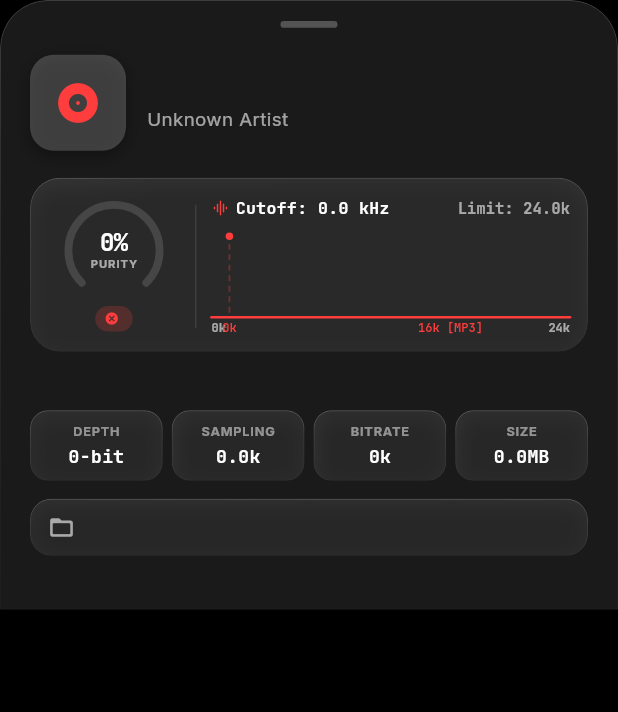
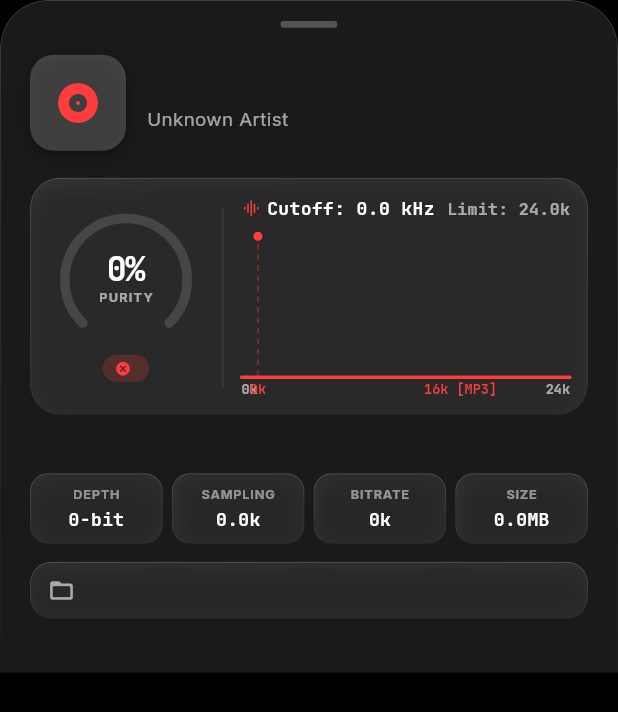
Before and after one commit to Clash-Projects/acoustiq, a Flutter app: the _TrackDetailModal widget shown alone on an empty page, opened directly with empty values, on a phone screen of 412 x 824 dp. Shown: the top 712 px of the screen. Run offline on Flutter 3.47's test engine with Material 3 defaults, Android fonts, the phone set to English and light mode, and no system bars; our stand-ins replace file_picker, permission_handler.

Commit message:
feat: expand speedometer and spectrogram stage dimensions (Step 3) [skip ci]

```diff
--- a/lib/screens/audit_screen.dart
+++ b/lib/screens/audit_screen.dart
@@ -741,7 +741,7 @@ class _TrackDetailModal extends StatelessWidget {
             status: track.status,
             shortBadge: track.shortBadge,
             statusColor: statusColor,
-            height: 94,
+            height: 136,
           ),
 
           Padding(
--- a/lib/screens/inspect_screen.dart
+++ b/lib/screens/inspect_screen.dart
@@ -257,7 +257,7 @@ class _InspectScreenState extends State<InspectScreen> {
                 status: _info!.status,
                 shortBadge: _info!.shortBadge,
                 statusColor: statusColor,
-                height: 94,
+                height: 136,
               ),
 
               // Detailed explanation text under spectrum
--- a/lib/widgets/audio_spectrum_stage.dart
+++ b/lib/widgets/audio_spectrum_stage.dart
@@ -33,7 +33,7 @@ class AudioSpectrumStage extends StatefulWidget {
     this.status = 'genuine',
     this.shortBadge = 'GENUINE LOSSLESS',
     required this.statusColor,
-    this.height = 94.0,
+    this.height = 136.0,
   });
 
   @override
@@ -106,21 +106,21 @@ class _AudioSpectrumStageState extends State<AudioSpectrumStage>
               return Row(
                 crossAxisAlignment: CrossAxisAlignment.center,
                 children: [
-                  // 1. Left: Radial Purity Speedometer Dial (~88dp width)
+                  // 1. Left: Radial Purity Speedometer Dial (~104dp width)
                   SizedBox(
-                    width: 88,
+                    width: 104,
                     height: widget.height,
                     child: Column(
                       mainAxisAlignment: MainAxisAlignment.center,
                       children: [
                         SizedBox(
-                          width: 66,
-                          height: 66,
+                          width: 88,
+                          height: 88,
                           child: Stack(
                             alignment: Alignment.center,
                             children: [
                               CustomPaint(
-                                size: const Size(66, 66),
+                                size: const Size(88, 88),
                                 painter: _SpeedometerDialPainter(
                                   score: widget.score,
                                   entryProgress: entryVal,
@@ -136,20 +136,21 @@ class _AudioSpectrumStageState extends State<AudioSpectrumStage>
                                     '${(widget.score * entryVal).round()}%',
                                     style: TextStyle(
                                       fontFamily: 'JetBrainsMono',
-                                      fontSize: 16,
+                                      fontSize: 22,
                                       fontWeight: FontWeight.w800,
-                                      letterSpacing: -0.5,
+                                      letterSpacing: -0.6,
                                       color: textColor,
-                                      height: 1.1,
+                                      height: 1.05,
                                     ),
                                   ),
+                                  const SizedBox(height: 1),
                                   Text(
                                     'PURITY',
                                     style: TextStyle(
                                       fontFamily: 'Inter',
-                                      fontSize: 7.5,
+                                      fontSize: 8.5,
                                       fontWeight: FontWeight.w700,
-                                      letterSpacing: 0.6,
+                                      letterSpacing: 0.8,
                                       color: subTextColor,
                                     ),
                                   ),
@@ -158,10 +159,10 @@ class _AudioSpectrumStageState extends State<AudioSpectrumStage>
                             ],
                           ),
                         ),
-                        const SizedBox(height: 4),
+                        const SizedBox(height: 6),
                         // Status Badge Tag below dial
                         Container(
-                          padding: const EdgeInsets.symmetric(horizontal: 6, vertical: 2),
+                          padding: const EdgeInsets.symmetric(horizontal: 8, vertical: 2.5),
                           decoration: BoxDecoration(
                             color: widget.statusColor.withOpacity(isDark ? 0.20 : 0.12),
                             borderRadius: BorderRadius.circular(10),
@@ -175,16 +176,16 @@ class _AudioSpectrumStageState extends State<AudioSpectrumStage>
                                     : (widget.status == 'suspicious'
                                         ? Icons.warning_amber_rounded
                                         : Icons.cancel_rounded),
-                                size: 10,
+                                size: 11,
                                 color: widget.statusColor,
                               ),
-                              const SizedBox(width: 3),
+                              const SizedBox(width: 4),
                               Flexible(
                                 child: Text(
                                   widget.status.toUpperCase(),
                                   style: TextStyle(
                                     fontFamily: 'Inter',
-                                    fontSize: 8.5,
+                                    fontSize: 9.0,
                                     fontWeight: FontWeight.w800,
                                     letterSpacing: 0.4,
                                     color: widget.statusColor,
@@ -203,8 +204,8 @@ class _AudioSpectrumStageState extends State<AudioSpectrumStage>
                   // Divider
                   Container(
                     width: 1,
-                    height: widget.height - 12,
-                    margin: const EdgeInsets.symmetric(horizontal: 10),
+                    height: widget.height - 16,
+                    margin: const EdgeInsets.symmetric(horizontal: 12),
                     color: isDark ? const Color(0x18FFFFFF) : const Color(0x12000000),
                   ),
 
@@ -221,13 +222,13 @@ class _AudioSpectrumStageState extends State<AudioSpectrumStage>
                             children: [
                               Row(
                                 children: [
-                                  Icon(Icons.graphic_eq_rounded, size: 12, color: widget.statusColor),
+                                  Icon(Icons.graphic_eq_rounded, size: 13, color: widget.statusColor),
                                   const SizedBox(width: 4),
                                   Text(
                                     'Cutoff: ${widget.cutoffKhz.toStringAsFixed(1)} kHz',
                                     style: TextStyle(
                                       fontFamily: 'JetBrainsMono',
-                                      fontSize: 11,
+                                      fontSize: 12,
                                       fontWeight: FontWeight.w700,
                                       color: textColor,
                                     ),
@@ -238,7 +239,7 @@ class _AudioSpectrumStageState extends State<AudioSpectrumStage>
                                 'Limit: ${safeMax.toStringAsFixed(1)}k',
                                 style: TextStyle(
                                   fontFamily: 'JetBrainsMono',
-                                  fontSize: 10,
+                                  fontSize: 11,
                                   fontWeight: FontWeight.w600,
                                   color: subTextColor,
                                 ),
@@ -293,7 +294,7 @@ class _SpeedometerDialPainter extends CustomPainter {
   @override
   void paint(Canvas canvas, Size size) {
     final center = Offset(size.width / 2, size.height / 2);
-    const strokeWidth = 5.2;
+    const strokeWidth = 6.4;
     final radius = (size.width - strokeWidth) / 2;
 
     const startAngle = 135 * (math.pi / 180); // 135 deg
@@ -352,14 +353,14 @@ class _SpeedometerDialPainter extends CustomPainter {
       // Diffuse halo glow
       canvas.drawCircle(
         tipPos,
-        5.5 * pulse,
+        6.5 * pulse,
         Paint()..color = statusColor.withOpacity(0.38 * pulse),
       );
 
       // Bright solid core bead
       canvas.drawCircle(
         tipPos,
-        3.0,
+        3.5,
         Paint()..color = Colors.white,
       );
     }
@@ -398,8 +399,8 @@ class _FrequencyShelfPainter extends CustomPainter {
 
   @override
   void paint(Canvas canvas, Size size) {
-    final baselineY = size.height - 13.0; // Leaves 13dp for bottom axis labels
-    const peakY = 5.0;
+    final baselineY = size.height - 15.0; // Leaves 15dp for bottom axis labels
+    const peakY = 4.0;
     final availableHeight = baselineY - peakY;
 
     final cutoffRatio = (cutoffKhz / maxKhz).clamp(0.05, 1.0);
@@ -432,7 +433,7 @@ class _FrequencyShelfPainter extends CustomPainter {
         // Natural acoustic slope: strong dynamic energy with gentle taper
         final baseAmplitude = 0.88 - (progressInActive * 0.22);
         // Live harmonic micro-shimmer ripple
-        final shimmer = math.sin(progressInActive * 5 * math.pi + shimmerProgress * 2 * math.pi) * 2.2;
+        final shimmer = math.sin(progressInActive * 5 * math.pi + shimmerProgress * 2 * math.pi) * 2.8;
 
         if (isBrickwall && progressInActive > 0.94) {
           // Sharp vertical cliff drop for fake MP3
@@ -496,7 +497,7 @@ class _FrequencyShelfPainter extends CustomPainter {
 
     final strokePaint = Paint()
       ..style = PaintingStyle.stroke
-      ..strokeWidth = 1.8
+      ..strokeWidth = 2.2
       ..strokeCap = StrokeCap.round
       ..color = statusColor;
 
@@ -507,7 +508,7 @@ class _FrequencyShelfPainter extends CustomPainter {
       final laserPulse = 0.70 + 0.30 * math.sin(shimmerProgress * 2 * math.pi);
       final laserPaint = Paint()
         ..color = statusColor.withOpacity(0.70 * laserPulse)
-        ..strokeWidth = 1.2
+        ..strokeWidth = 1.3
         ..style = PaintingStyle.stroke;
 
       // Draw vertical dashed guide
@@ -524,7 +525,7 @@ class _FrequencyShelfPainter extends CustomPainter {
       // Small glowing bead at cutoff apex
       canvas.drawCircle(
         Offset(cutoffX, peakY + 2),
-        2.5,
+        3.0,
         Paint()..color = statusColor,
       );
     }
@@ -568,7 +569,7 @@ class _FrequencyShelfPainter extends CustomPainter {
       text: text,
       style: TextStyle(
         fontFamily: 'JetBrainsMono',
-        fontSize: 8.0,
+        fontSize: 9.0,
         fontWeight: isBold ? FontWeight.w800 : FontWeight.w600,
         color: color ?? subTextColor.withOpacity(0.6),
       ),
```
